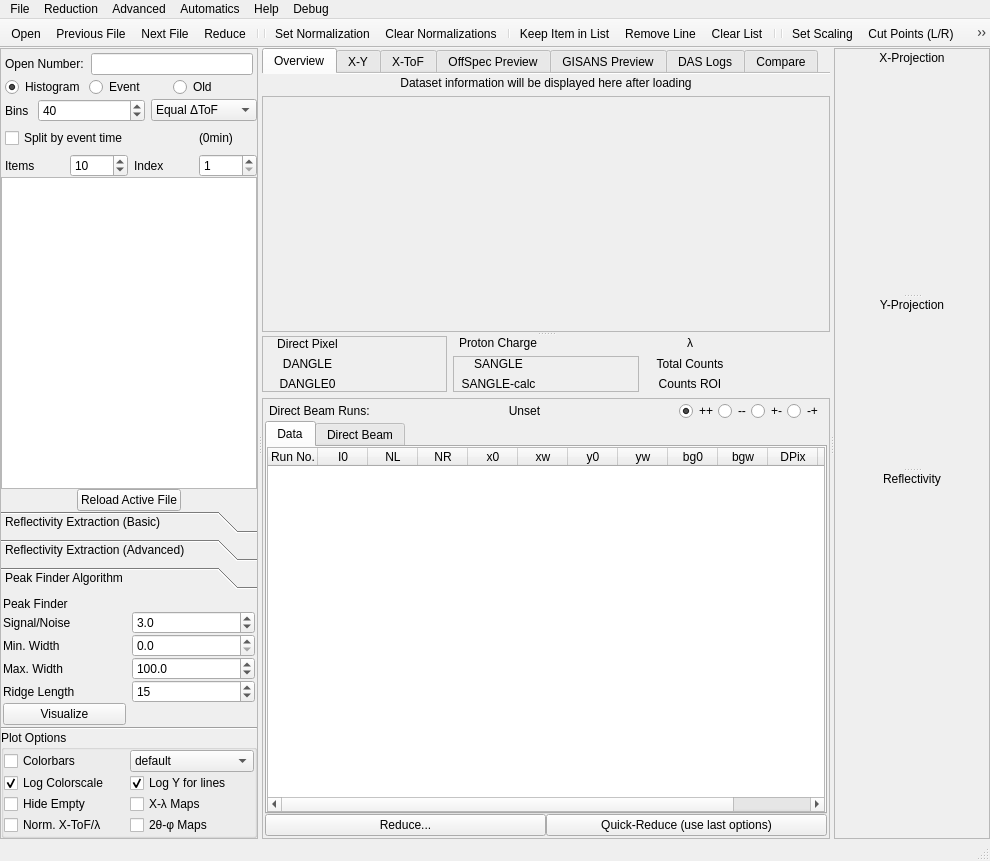
First picture: the form in designer/main_window.ui, repository aglavic/quicknxs, before the edit.
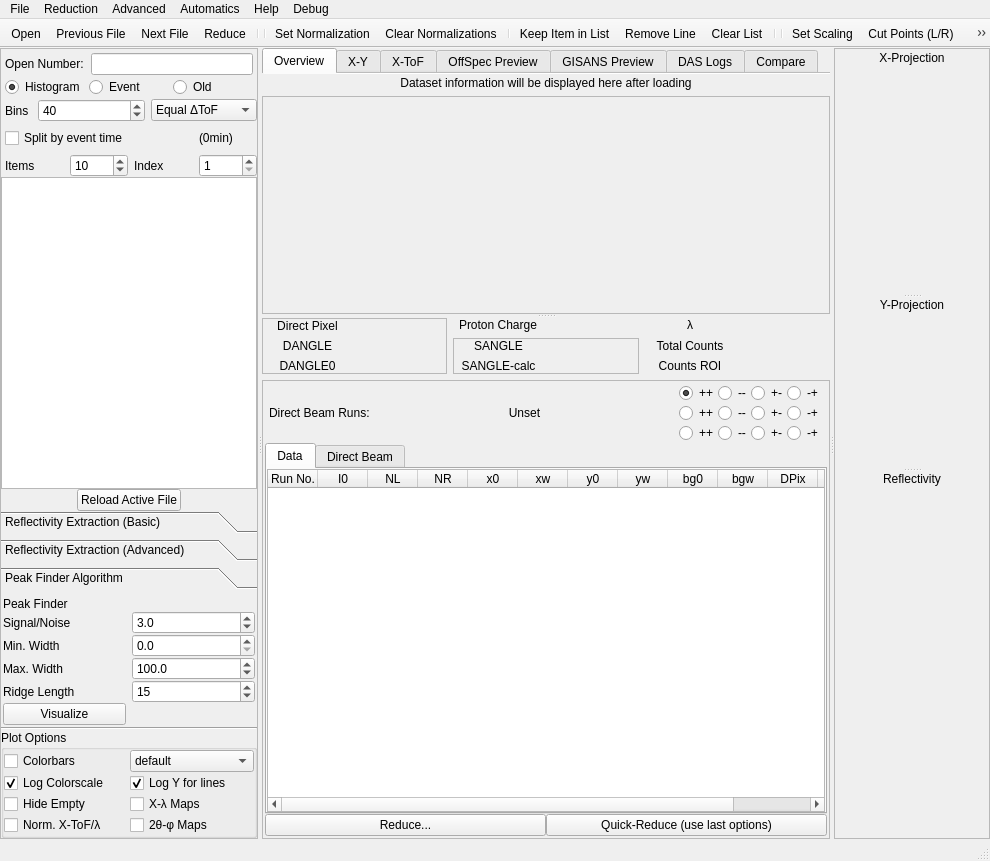
Second picture: the form after the edit. The open tabs and pages were chosen to show the change. Icons and pictures are not drawn. Custom widgets are drawn as their Qt base class.

Commit message: -Make sure no channel is missed if it's name is not in the selected mapping -Allow up to 12 states (spin+e-field)

```diff
--- a/designer/main_window.ui
+++ b/designer/main_window.ui
@@ -1488,35 +1488,95 @@
                    </widget>
                   </item>
                   <item>
-                   <widget class="QRadioButton" name="selectedChannel0">
-                    <property name="text">
-                     <string>++</string>
-                    </property>
-                    <property name="checked">
-                     <bool>true</bool>
-                    </property>
-                   </widget>
-                  </item>
-                  <item>
-                   <widget class="QRadioButton" name="selectedChannel1">
-                    <property name="text">
-                     <string>--</string>
-                    </property>
-                   </widget>
-                  </item>
-                  <item>
-                   <widget class="QRadioButton" name="selectedChannel2">
-                    <property name="text">
-                     <string>+-</string>
-                    </property>
-                   </widget>
-                  </item>
-                  <item>
-                   <widget class="QRadioButton" name="selectedChannel3">
-                    <property name="text">
-                     <string>-+</string>
-                    </property>
-                   </widget>
+                   <layout class="QGridLayout" name="gridLayout_7">
+                    <item row="0" column="0">
+                     <widget class="QRadioButton" name="selectedChannel0">
+                      <property name="text">
+                       <string>++</string>
+                      </property>
+                      <property name="checked">
+                       <bool>true</bool>
+                      </property>
+                     </widget>
+                    </item>
+                    <item row="1" column="1">
+                     <widget class="QRadioButton" name="selectedChannel5">
+                      <property name="text">
+                       <string>--</string>
+                      </property>
+                     </widget>
+                    </item>
+                    <item row="1" column="3">
+                     <widget class="QRadioButton" name="selectedChannel7">
+                      <property name="text">
+                       <string>-+</string>
+                      </property>
+                     </widget>
+                    </item>
+                    <item row="0" column="1">
+                     <widget class="QRadioButton" name="selectedChannel1">
+                      <property name="text">
+                       <string>--</string>
+                      </property>
+                     </widget>
+                    </item>
+                    <item row="1" column="0">
+                     <widget class="QRadioButton" name="selectedChannel4">
+                      <property name="text">
+                       <string>++</string>
+                      </property>
+                     </widget>
+                    </item>
+                    <item row="0" column="2">
+                     <widget class="QRadioButton" name="selectedChannel2">
+                      <property name="text">
+                       <string>+-</string>
+                      </property>
+                     </widget>
+                    </item>
+                    <item row="0" column="3">
+                     <widget class="QRadioButton" name="selectedChannel3">
+                      <property name="text">
+                       <string>-+</string>
+                      </property>
+                     </widget>
+                    </item>
+                    <item row="1" column="2">
+                     <widget class="QRadioButton" name="selectedChannel6">
+                      <property name="text">
+                       <string>+-</string>
+                      </property>
+                     </widget>
+                    </item>
+                    <item row="2" column="0">
+                     <widget class="QRadioButton" name="selectedChannel8">
+                      <property name="text">
+                       <string>++</string>
+                      </property>
+                     </widget>
+                    </item>
+                    <item row="2" column="1">
+                     <widget class="QRadioButton" name="selectedChannel9">
+                      <property name="text">
+                       <string>--</string>
+                      </property>
+                     </widget>
+                    </item>
+                    <item row="2" column="2">
+                     <widget class="QRadioButton" name="selectedChannel10">
+                      <property name="text">
+                       <string>+-</string>
+                      </property>
+                     </widget>
+                    </item>
+                    <item row="2" column="3">
+                     <widget class="QRadioButton" name="selectedChannel11">
+                      <property name="text">
+                       <string>-+</string>
+                      </property>
+                     </widget>
+                    </item>
+                   </layout>
                   </item>
                  </layout>
                 </item>
```
Left out of the diff: 198 changed lines with no effect on the pictures. The commit also changes 3 other files.
